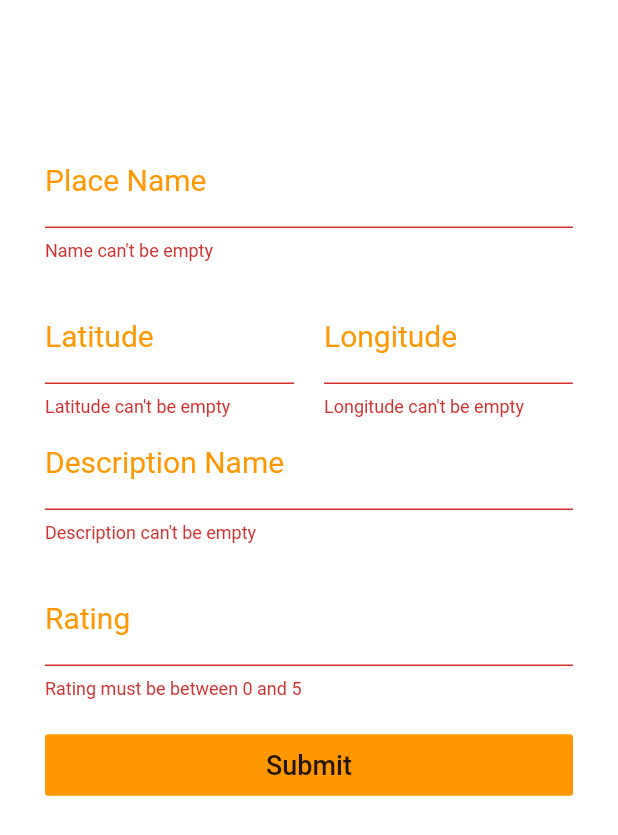
After one commit to mars3725/Beat-the-Line, a Flutter app: the NewPlacePage screen opened by its route, after a tap on "Submit", on a phone screen of 412 x 824 dp. The commit adds this screen. Shown: the top 835 px of the screen. Run offline on Flutter 3.47's test engine with Material 2 defaults, Android fonts, the phone set to English and light mode, and no system bars; our stand-ins replace cloud_firestore, firebase_analytics, firebase_auth, geolocator, google_maps_flutter; accounts and stored records are empty.

Commit message:
created map page UI basics and add place form

```diff
--- /dev/null
+++ b/lib/admin/admin.dart
@@ -0,0 +1,74 @@
+import 'package:cloud_firestore/cloud_firestore.dart';
+import 'package:flutter/cupertino.dart';
+import 'package:flutter/material.dart';
+
+class NewPlacePage extends StatefulWidget {
+  final GlobalKey<FormState> _formKey2 = GlobalKey(debugLabel: "Form Key 2");
+  final GlobalKey<ScaffoldState> _scaffoldKey2  = GlobalKey(debugLabel: "Scaffold Key 2");
+  @override
+  State createState() => NewPlacePageState();
+}
+
+class NewPlacePageState extends State<NewPlacePage> with SingleTickerProviderStateMixin {
+  String _name, _description;
+  int _rating;
+  double _lat, _lon;
+  bool _loading;
+
+  @override
+  void initState() {
+    super.initState();
+    _loading = false;
+  }
+
+  @override
+  Widget build(BuildContext context) {
+    return Scaffold(key: widget._scaffoldKey2,
+        backgroundColor: Theme.of(context).backgroundColor,
+        body: Form(key: widget._formKey2,
+            child: ListView(padding: EdgeInsets.all(30), children: <Widget>[
+              Padding(padding: EdgeInsets.all(30)),
+              TextFormField(onChanged: (name) => _name = name,
+                  validator: (name) => name.isEmpty? "Name can't be empty" : null,
+                  decoration: InputDecoration(labelText: "Place Name")),
+              Padding(padding: EdgeInsets.all(10)),
+              Row(children: <Widget>[
+                Expanded(child: TextFormField(onChanged: (lat) => _lat = double.parse(lat),
+                    validator: (lat) => lat.isEmpty? "Latitude can't be empty" : null,
+                    decoration: InputDecoration(labelText: "Latitude"))),
+                Padding(padding: EdgeInsets.all(10)),
+                Expanded(child: TextFormField(onChanged: (lon) => _lon = double.parse(lon),
+                    validator: (lon) => lon.isEmpty? "Longitude can't be empty" : null,
+                    decoration: InputDecoration(labelText: "Longitude"))),
+              ]),
+              TextFormField(onChanged: (description) => _description = description,
+                  validator: (description) => description.isEmpty? "Description can't be empty" : null,
+                  decoration: InputDecoration(labelText: "Description Name")),
+              Padding(padding: EdgeInsets.all(10)),
+              TextFormField(keyboardType: TextInputType.number,
+                  onChanged: (rating) => _rating = int.tryParse(rating),
+                  validator: (value) {
+                    var rating = int.tryParse(value);
+                    if (rating == null || rating < 0 || rating > 5) return "Rating must be between 0 and 5";
+                    else return null;
+                  },
+                  decoration: InputDecoration(labelText: "Rating")),
+              Padding(padding: EdgeInsets.all(10)),
+              FlatButton(color: Theme.of(context).primaryColor,
+                  onPressed: () {
+                if (!widget._formKey2.currentState.validate()) {
+                  setState(() => _loading = false);
+                  return;
+                } else Firestore.instance.collection('places').add({
+                  "name": _name,
+                  "description": _description,
+                  "location": GeoPoint(_lat, _lon),
+                  "rating": _rating
+                }).whenComplete(() => Navigator.of(context).pop());
+                setState(() => _loading = true);
+                  },
+                  child: Padding(padding: EdgeInsets.all(10), child: Text("Submit", style: TextStyle(fontSize: 18)))),
+              Padding(padding: EdgeInsets.all(30)),
+            ])));
+  }
+}
--- a/lib/main.dart
+++ b/lib/main.dart
@@ -1,17 +1,20 @@
+import 'package:BTL/admin/admin.dart';
 import 'package:firebase_analytics/firebase_analytics.dart';
 import 'package:firebase_analytics/observer.dart';
 import 'package:flutter/material.dart';
 import 'package:flutter/services.dart';
+import 'package:geolocator/geolocator.dart';
 import 'login.dart';
 import 'map.dart';
 
 void main() => runApp(MyApp());
 
+Geolocator geolocator = Geolocator();
+
 class MyApp extends StatelessWidget{
   @override
   Widget build(BuildContext context){
     SystemChrome.setPreferredOrientations([DeviceOrientation.portraitUp]);
-
     return MaterialApp(
         debugShowCheckedModeBanner: false,
         navigatorObservers: [
@@ -21,6 +24,7 @@ class MyApp extends StatelessWidget{
         routes: {
           '/LoginPage': (BuildContext context) => LoginPage(),
           '/HomePage': (BuildContext context) => MapPage(),
+          '/NewPlacePage': (BuildContext context) => NewPlacePage(),
         },
         theme: ThemeData(
             brightness: Brightness.light,
--- a/pubspec.yaml
+++ b/pubspec.yaml
@@ -24,7 +24,7 @@ dependencies:
   firebase_auth: ^0.15.5+2
   google_sign_in: ^4.1.4
   cloud_firestore: ^0.13.4
-  location: ^2.5.3
+  geolocator: ^5.3.0
   google_maps_flutter: ^0.5.24+1
 
   # The following adds the Cupertino Icons font to your application.
```
Also changed, not shown: lib/login.dart (+17 -5 lines), lib/map.dart (+61 -14 lines), assets/LogoFilled.png (added), assets/glassEmpty.png (added), assets/glassFilled.png (added), pubspec.lock, 2 other files.
